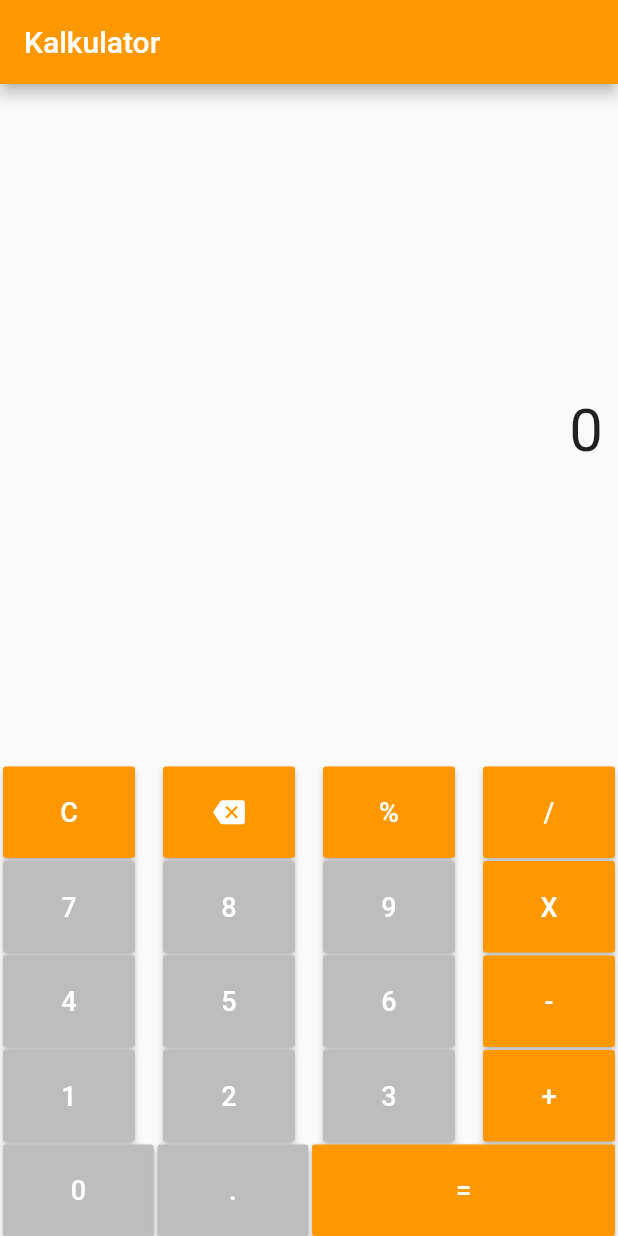
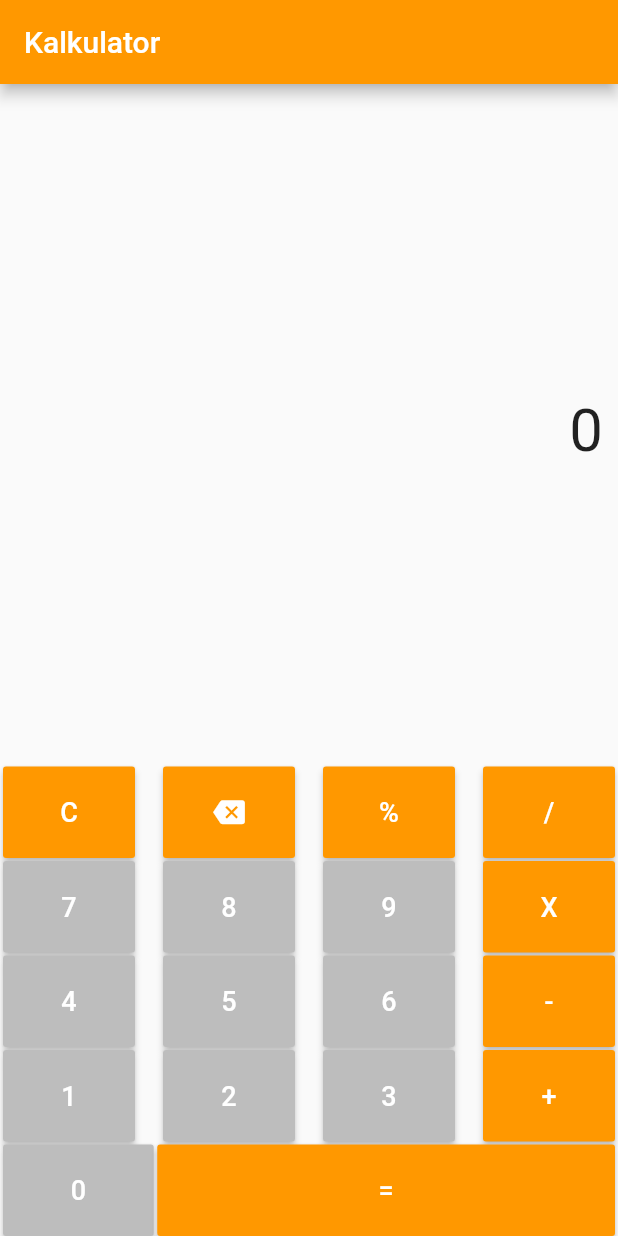
Before and after one commit to baguspam/flutter-belajar, a Flutter app: the Calc screen opened directly, on a phone screen of 412 x 824 dp. Run offline on Flutter 3.47's test engine with Material 2 defaults, Android fonts, the phone set to English and light mode, and no system bars; our stand-ins replace fluttertoast; missing offline and left inert: giffy_dialog.

Commit message:
add calculator

```diff
--- /dev/null
+++ b/week2/calculator/apk/output.json
@@ -0,0 +1 @@
+[{"outputType":{"type":"APK"},"apkData":{"type":"MAIN","splits":[],"versionCode":1,"versionName":"1.0.0","enabled":true,"outputFile":"app-release.apk","fullName":"release","baseName":"release"},"path":"app-release.apk","properties":{}}]
--- a/week2/calculator/calculator/lib/screen/calculator.dart
+++ b/week2/calculator/lib/screen/calculator.dart
@@ -265,21 +265,7 @@ class _CalcState extends State<Calc> {
                          ),
                        ),
                        Container(
-                         width: MediaQuery.of(context).size.width / 4.1,
-                         child: RaisedButton(
-                           padding: EdgeInsets.fromLTRB(0, 20, 0, 20),
-                           color: Colors.grey[400],
-                           textColor: Colors.white,
-                           child: Text(".", style: TextStyle(fontSize: 18),),
-                           onPressed: (){
-                             setState(() {
-                               calculator(".");
-                             });
-                           },
-                         ),
-                       ),
-                       Container(
-                         width: MediaQuery.of(context).size.width / 2.04,
+                         width: MediaQuery.of(context).size.width / 1.35,
                          child: RaisedButton(
                            padding: EdgeInsets.fromLTRB(0, 20, 0, 20),
                            color: Colors.orange,
```
Also changed, not shown: week2/calculator/lib/main.dart (renamed from week2/calculator/calculator/lib/main.dart), week2/calculator/pubspec.lock (renamed from week2/calculator/calculator/pubspec.lock), week2/calculator/pubspec.yaml (renamed from week2/calculator/calculator/pubspec.yaml), week2/calculator/screenshoot/Screenshot_1599447038.png (added), 123 other files.
